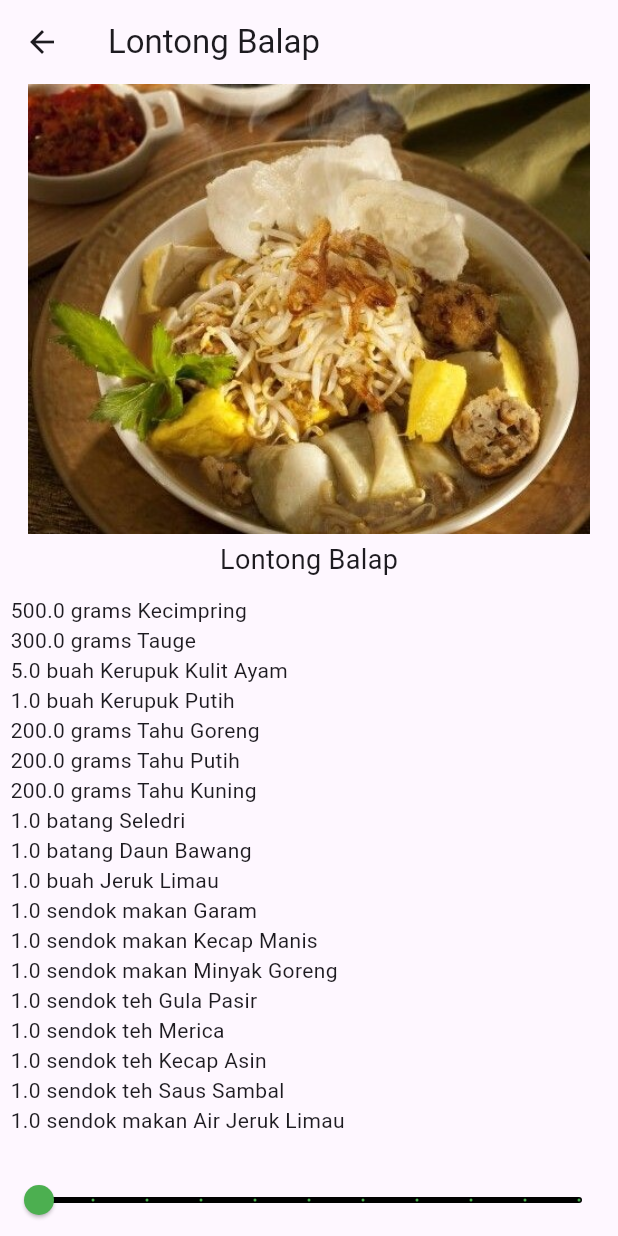
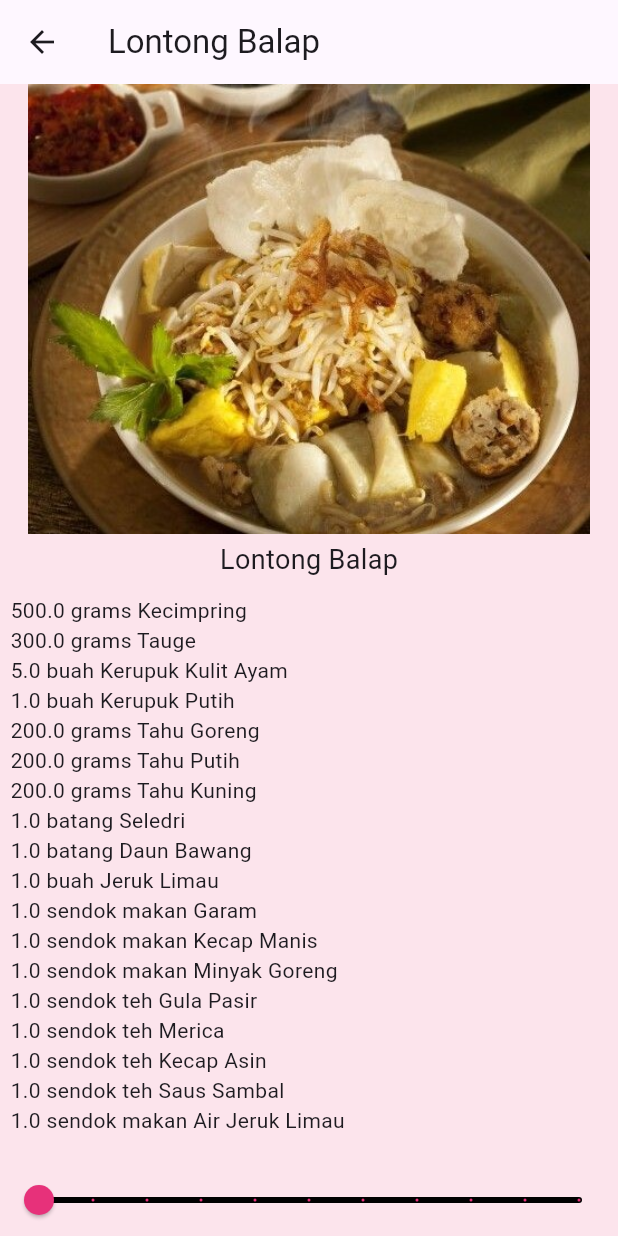
Before and after one commit to hanaa002/Pemob_Praktikum_4, a Flutter app: the screen it shows after launch, after a tap on "Lontong Balap", on a phone screen of 412 x 824 dp. Run offline on Flutter 3.47's test engine with Material 3 defaults, Android fonts, the phone set to English and light mode, and no system bars.

Commit message:
<memperbarui folder>

```diff
--- a/lib/main.dart
+++ b/lib/main.dart
@@ -8,28 +8,27 @@ void main() {
 
 class RecipeApp extends StatelessWidget {
   const RecipeApp({Key? key}) : super(key: key);
-  static const MaterialColor white = MaterialColor(0xFFFFFFFF, <int, Color>{
-    50: Color(0xFFFFFFFF),
-    100: Color(0xFFFFFFFF),
-    200: Color(0xFFFFFFFF),
-    300: Color(0xFFFFFFFF),
-    400: Color(0xFFFFFFFF),
-    500: Color(0xFFFFFFFF),
-    600: Color(0xFFFFFFFF),
-    700: Color(0xFFFFFFFF),
-    800: Color(0xFFFFFFFF),
-    900: Color(0xFFFFFFFF),
+  static const MaterialColor softPink = MaterialColor(0xFFFFC0CB, <int, Color>{
+    50: Color(0xFFFFC0CB),
+    100: Color(0xFFFFC0CB),
+    200: Color(0xFFFFC0CB),
+    300: Color(0xFFFFC0CB),
+    400: Color(0xFFFFC0CB),
+    500: Color(0xFFFFC0CB),
+    600: Color(0xFFFFC0CB),
+    700: Color(0xFFFFC0CB),
+    800: Color(0xFFFFC0CB),
+    900: Color(0xFFFFC0CB),
   });
 
-  // This widget is the root of your application.
   @override
   Widget build(BuildContext context) {
     return MaterialApp(
-      title: 'Recipe Calculator',
+      title: 'Resep Makanan Khas Jawa Timur',
       theme: ThemeData(
-        primarySwatch: white,
+        primarySwatch: softPink, // Menggunakan warna soft yellow
       ),
-      home: const MyHomePage(title: 'Recipe Calculator'),
+      home: const MyHomePage(title: 'Resep Makanan Khas Jawa Timur'),
     );
   }
 }
@@ -49,7 +48,9 @@ class _MyHomePageState extends State<MyHomePage> {
       appBar: AppBar(
         centerTitle: true,
         title: Text(widget.title),
+        backgroundColor: const Color.fromARGB(255, 255, 132, 173),
       ),
+      backgroundColor: Color.fromARGB(255, 255, 128, 170),
       body: SafeArea(
         child: ListView.builder(
           itemCount: Recipe.samples.length,
@@ -80,6 +81,7 @@ Widget buildRecipeCard(Recipe recipe) {
     shape: RoundedRectangleBorder(
       borderRadius: BorderRadius.circular(10.0),
     ),
+    color: const Color.fromARGB(255, 255, 218, 231),
     child: Padding(
       padding: const EdgeInsets.all(16.0),
       child: Column(
@@ -94,6 +96,7 @@ Widget buildRecipeCard(Recipe recipe) {
               fontSize: 20.0,
               fontWeight: FontWeight.w700,
               fontFamily: 'Palationo',
+              color: Color.fromARGB(255, 0, 0, 0),
             ),
           ),
         ],
--- a/lib/recipe_detail.dart
+++ b/lib/recipe_detail.dart
@@ -21,6 +21,7 @@ class _RecipeDetailState extends State<RecipeDetail> {
       appBar: AppBar(
         title: Text(widget.recipe.label),
       ),
+      backgroundColor: Colors.pink[50],
       body: SafeArea(
           child: Column(
         children: [
@@ -60,7 +61,7 @@ class _RecipeDetailState extends State<RecipeDetail> {
                 _sliderVal = newValue.round();
               });
             },
-            activeColor: Colors.green,
+            activeColor: Color.fromARGB(255, 231, 49, 122),
             inactiveColor: Colors.black,
           ),
         ],
```
